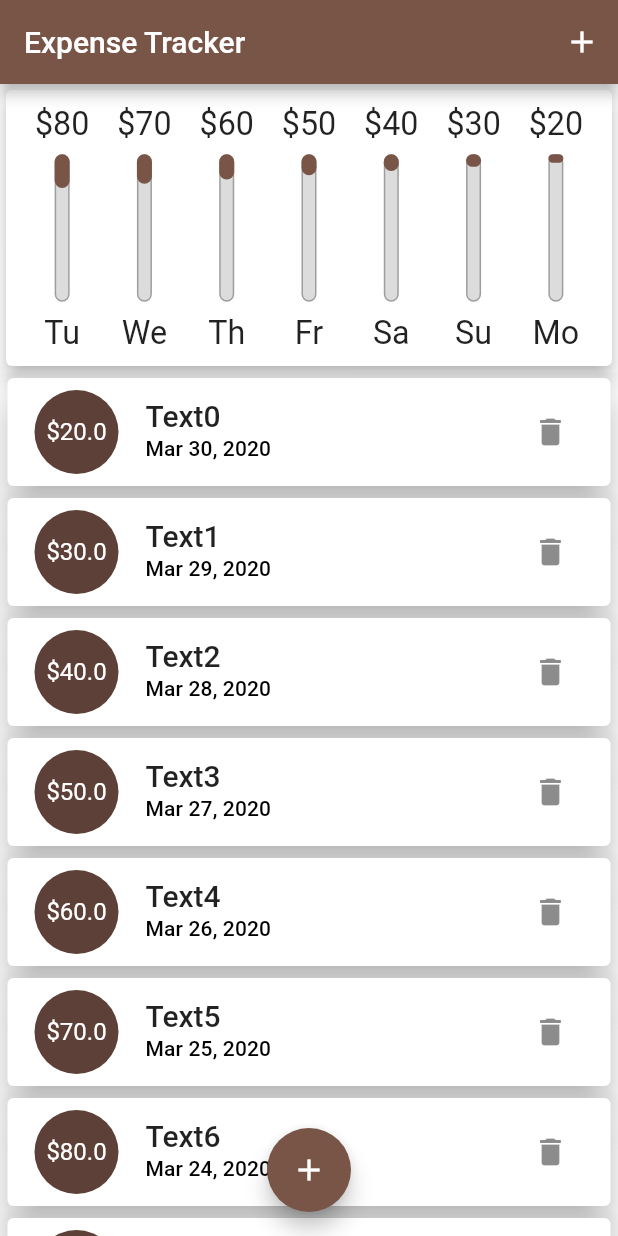
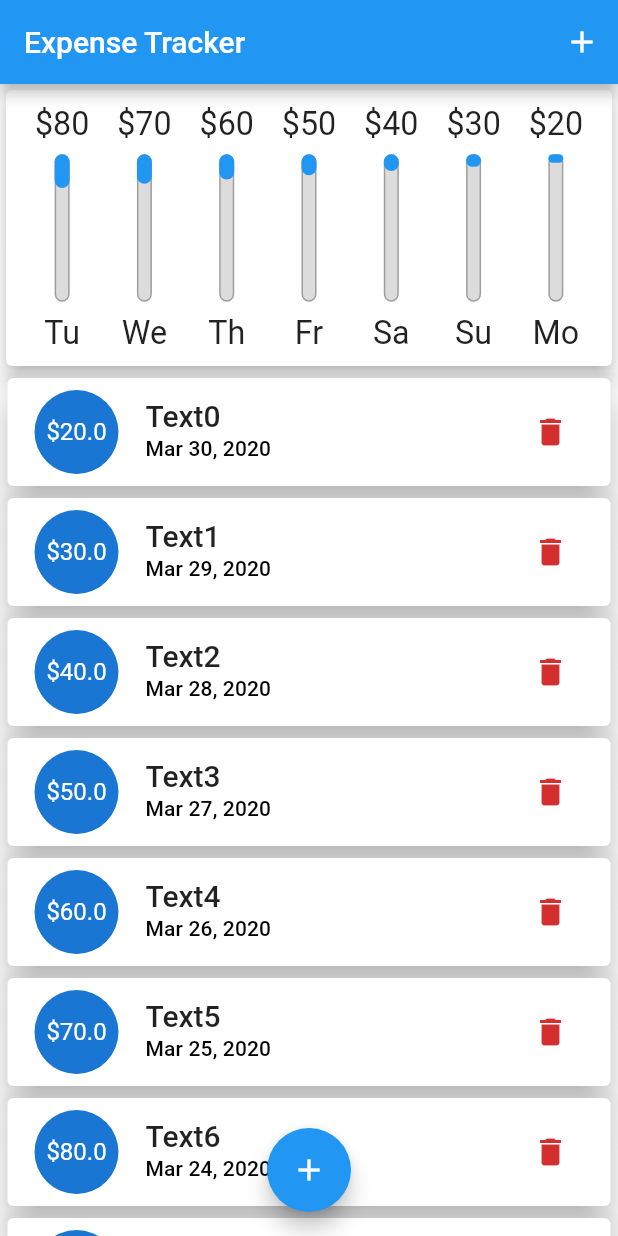
Before and after one commit to manideepsegu/expense_tracker, a Flutter app: the screen it shows after launch, on a phone screen of 412 x 824 dp. Run offline on Flutter 3.47's test engine with Material 2 defaults, Android fonts, the phone set to English and light mode, and no system bars.

Commit message:
Enhance app features

```diff
--- a/lib/main.dart
+++ b/lib/main.dart
@@ -21,7 +21,7 @@ class MyApp extends StatelessWidget {
     return MaterialApp(
       title: 'Expense Tracker',
       theme: ThemeData(
-        primarySwatch: Colors.brown,
+        primarySwatch: Colors.blue,
       ),
       home: MyHomePage(
         title: 'Expense Tracker',
@@ -72,12 +72,38 @@ class _MyHomePageState extends State<MyHomePage> {
   }
 
   void _deleteTransaction(index) {
+    showDialog(
+      context: context,
+      builder: (_) {
+        return AlertDialog(
+          title: Text(
+            "Confirm Delete?",
+            style: TextStyle(),
+          ),
+          actions: <Widget>[
+            FlatButton(
+              child: Text("Yes"),
+              onPressed: () {
                 setState(() => _userTransactions.removeAt(index));
+                Navigator.of(context).pop();
+              },
+            ),
+            FlatButton(
+              child: Text("No"),
+              onPressed: () {
+                Navigator.of(context).pop();
+              },
+            ),
+          ],
+        );
+      },
+    );
   }
 
   void _startAddNewTransaction(BuildContext ctx) {
     showModalBottomSheet(
       context: ctx,
+      isScrollControlled: true,
       builder: (_) {
         return GestureDetector(
           onTap: () {},
@@ -98,8 +124,9 @@ class _MyHomePageState extends State<MyHomePage> {
 
   @override
   Widget build(BuildContext context) {
+    final mediaQuery = MediaQuery.of(context);
     final isLandscape =
-        MediaQuery.of(context).orientation == Orientation.landscape;
+        mediaQuery.orientation == Orientation.landscape;
     if (!isLandscape) {
       _showChart = true;
     }
@@ -116,7 +143,9 @@ class _MyHomePageState extends State<MyHomePage> {
     );
     return Scaffold(
       appBar: appBar,
-      floatingActionButton: isLandscape ? null : FloatingActionButton(
+      floatingActionButton: isLandscape
+          ? null
+          : FloatingActionButton(
               child: Icon(Icons.add),
               onPressed: () {
                 _startAddNewTransaction(context);
@@ -162,8 +191,8 @@ class _MyHomePageState extends State<MyHomePage> {
                 children: <Widget>[
                   if (isLandscape)
                     Container(
-                      height: (MediaQuery.of(context).size.height -
-                              MediaQuery.of(context).padding.top -
+                      height: (mediaQuery.size.height -
+                              mediaQuery.padding.top -
                               appBar.preferredSize.height) *
                           0.2,
                       child: Row(
@@ -183,16 +212,16 @@ class _MyHomePageState extends State<MyHomePage> {
                     ),
                   if (_showChart || !isLandscape)
                     Container(
-                      height: (MediaQuery.of(context).size.height -
-                              MediaQuery.of(context).padding.top -
+                      height: (mediaQuery.size.height -
+                              mediaQuery.padding.top -
                               appBar.preferredSize.height) *
                           ((isLandscape) ? 0.8 : 0.25),
                       child: Chart(_recentTransactions),
                     ),
                   if (!_showChart || !isLandscape)
                     Container(
-                      height: (MediaQuery.of(context).size.height -
-                              MediaQuery.of(context).padding.top -
+                      height: (mediaQuery.size.height -
+                              mediaQuery.padding.top -
                               appBar.preferredSize.height) *
                           (isLandscape ? 0.8 : 0.75),
                       child: TransactionList(
--- a/lib/widgets/transaction_list.dart
+++ b/lib/widgets/transaction_list.dart
@@ -38,11 +38,22 @@ class TransactionList extends StatelessWidget {
               DateFormat.yMMMd().format(transactions[index].date),
               style: Theme.of(context).textTheme.subtitle,
             ),
-            trailing: IconButton(
-                icon: Icon(Icons.delete),
-                onPressed: () {
-                  _deleteTransaction(index);
-                }),
+            trailing: MediaQuery.of(context).orientation == Orientation.landscape
+                ? FlatButton.icon(
+                    icon: Icon(Icons.delete),
+                    label: Text("Delete"),
+                    textColor: Theme.of(context).errorColor,
+                    onPressed: () {
+                      _deleteTransaction(index);
+                    },
+                  )
+                : IconButton(
+                    icon: Icon(Icons.delete),
+                    color: Theme.of(context).errorColor,
+                    onPressed: () {
+                      _deleteTransaction(index);
+                    },
+                  ),
           ),
         );
       },
```
Also changed, not shown: lib/widgets/new_transaction.dart (+9 -2 lines). Lines whose indentation alone changed are shown as unchanged.
